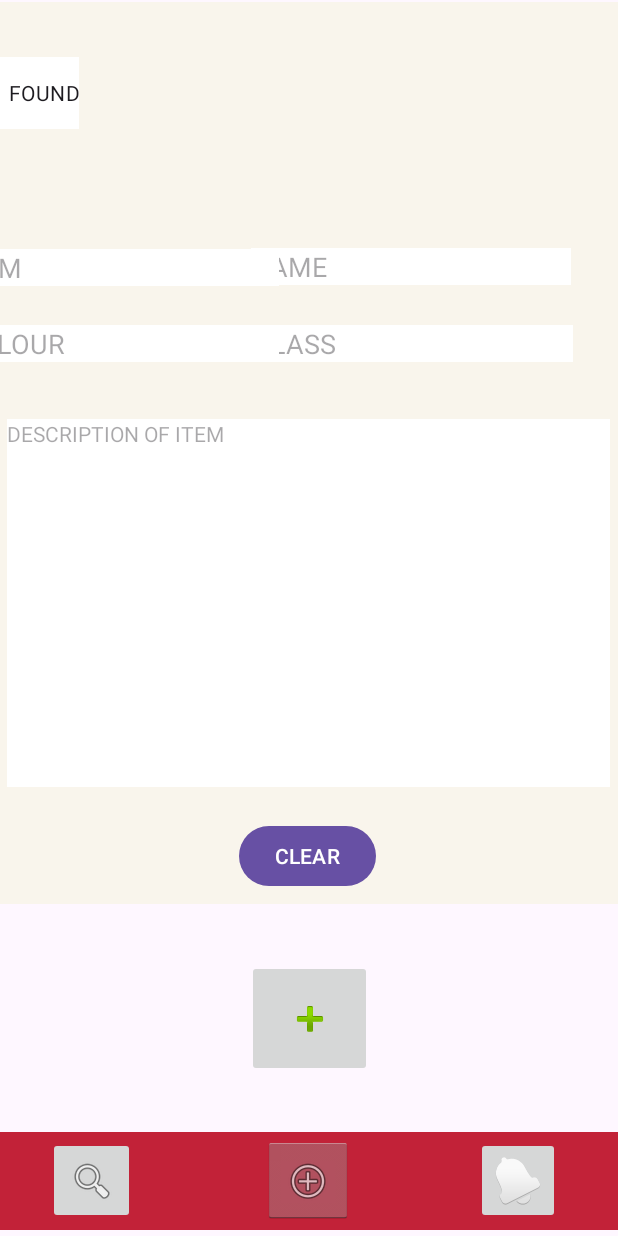
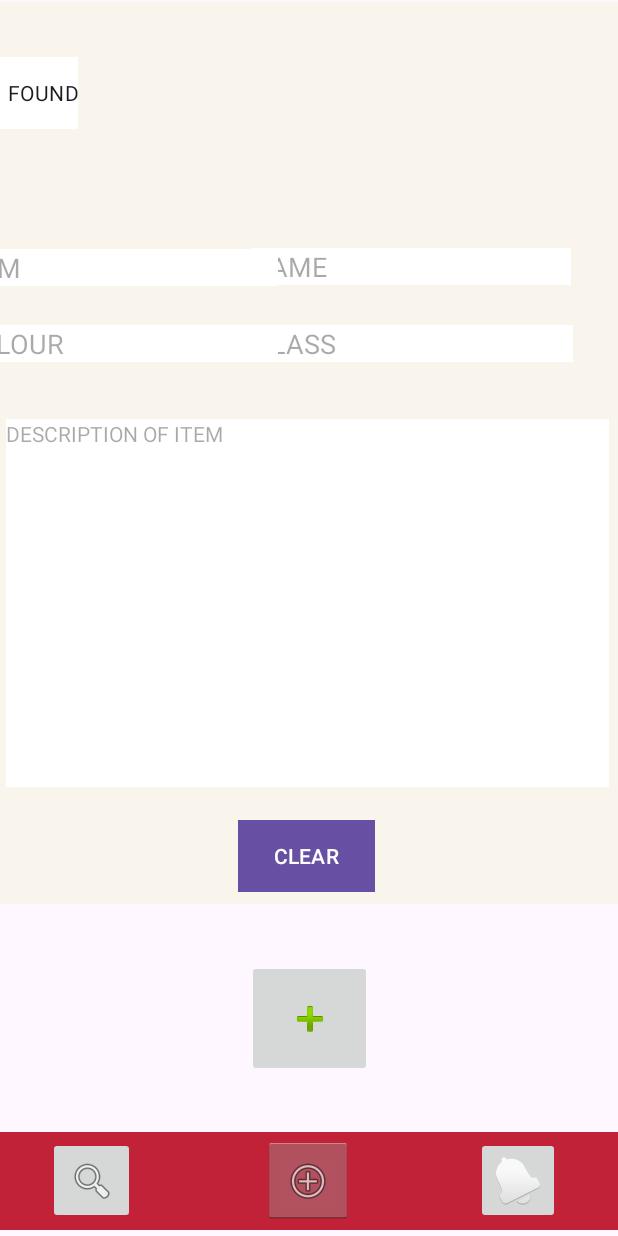
Before and after one commit to Chuck67Mango/Yr11ITProjectLostAndFound, an Android app: the NewLog screen opened directly, with no data from a screen before it, on a phone screen of 412 x 824 dp. Run offline under Robolectric (Android 15) with nearby library versions, the phone set to English and light mode, and no system bars.

Commit message:
changes made

```diff
--- a/app/src/main/java/com/example/yr11itprojectlostandfound/NewLog.java
+++ b/app/src/main/java/com/example/yr11itprojectlostandfound/NewLog.java
@@ -6,7 +6,9 @@ import android.content.Intent;
 import android.os.Bundle;
 import android.view.View;
 import android.widget.Button;
+import android.widget.EditText;
 import android.widget.ImageButton;
+import android.widget.TextView;
 
 public class NewLog extends AppCompatActivity {
 
@@ -18,6 +20,23 @@ public class NewLog extends AppCompatActivity {
         ImageButton btnSearch = (ImageButton) findViewById(R.id.btnSearch3);
         ImageButton btnAdd = (ImageButton) findViewById(R.id.btnAdd3);
         ImageButton btnNotification = (ImageButton) findViewById(R.id.btnNotification3);
+        ImageButton btnSettings = (ImageButton) findViewById(R.id.btnNotification3);
+
+        EditText edtName = (EditText) findViewById(R.id.edtName);
+        EditText edtClass = (EditText) findViewById(R.id.edtClass);
+        TextView txtDescription = (TextView) findViewById(R.id.textDescription);
+        EditText edtColour = (EditText) findViewById(R.id.edtColour);
+
+        ImageButton btnSubmit = (ImageButton) findViewById(R.id.imgBtnAdd);
+        Button btnClear = (Button) findViewById(R.id.btnClear);
+
+        btnSubmit.setOnClickListener(new View.OnClickListener() {
+            @Override
+            public void onClick(View v) {
+
+            }
+        });
+
 
         btnSearch.setOnClickListener(new View.OnClickListener() {
             @Override
@@ -42,5 +61,13 @@ public class NewLog extends AppCompatActivity {
                 startActivity(intent);
             }
         });
+
+        btnSettings.setOnClickListener(new View.OnClickListener() {
+            @Override
+            public void onClick(View v) {
+                Intent intent = new Intent(v.getContext(), MainActivity.class);
+                startActivity(intent);
+            }
+        });
     }
 }
--- a/app/src/main/res/layout/activity_new_log.xml
+++ b/app/src/main/res/layout/activity_new_log.xml
@@ -54,7 +54,10 @@
         android:background="#F9F5EC"
         app:layout_constraintBottom_toTopOf="@+id/textView"
         app:layout_constraintEnd_toEndOf="parent"
-        app:layout_constraintStart_toStartOf="parent" />
+        app:layout_constraintHorizontal_bias="0.506"
+        app:layout_constraintStart_toStartOf="parent"
+        app:layout_constraintTop_toBottomOf="@+id/textView7"
+        app:layout_constraintVertical_bias="1.0" />
 
     <TextView
         android:id="@+id/textView"
@@ -232,6 +235,8 @@
         android:layout_width="wrap_content"
         android:layout_height="wrap_content"
         android:layout_marginTop="14dp"
+        android:background="#C22238"
+        android:backgroundTint="#C22238"
         android:text="CLEAR"
         app:layout_constraintBottom_toBottomOf="@+id/textView14"
         app:layout_constraintEnd_toEndOf="@+id/textView14"
```
Also changed, not shown: app/src/main/java/com/example/yr11itprojectlostandfound/MainActivity.java (+30 -19 lines), app/src/main/java/com/example/yr11itprojectlostandfound/Notification.java (+9 -0 lines), app/src/main/java/com/example/yr11itprojectlostandfound/search.java (+9 -0 lines).
